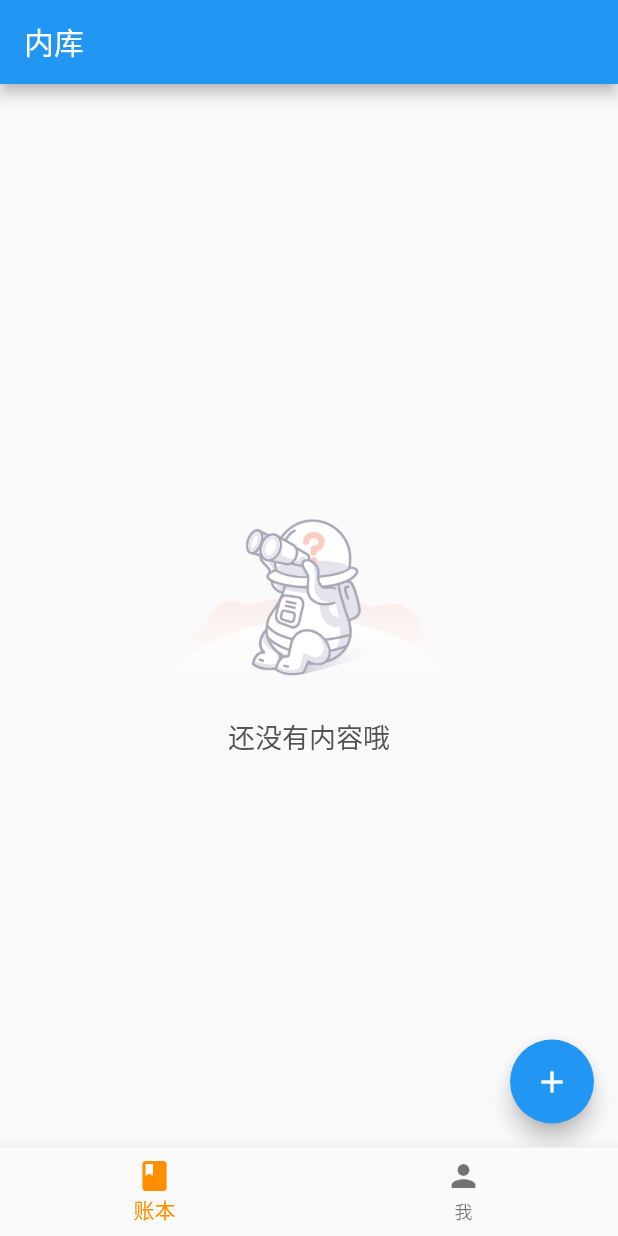
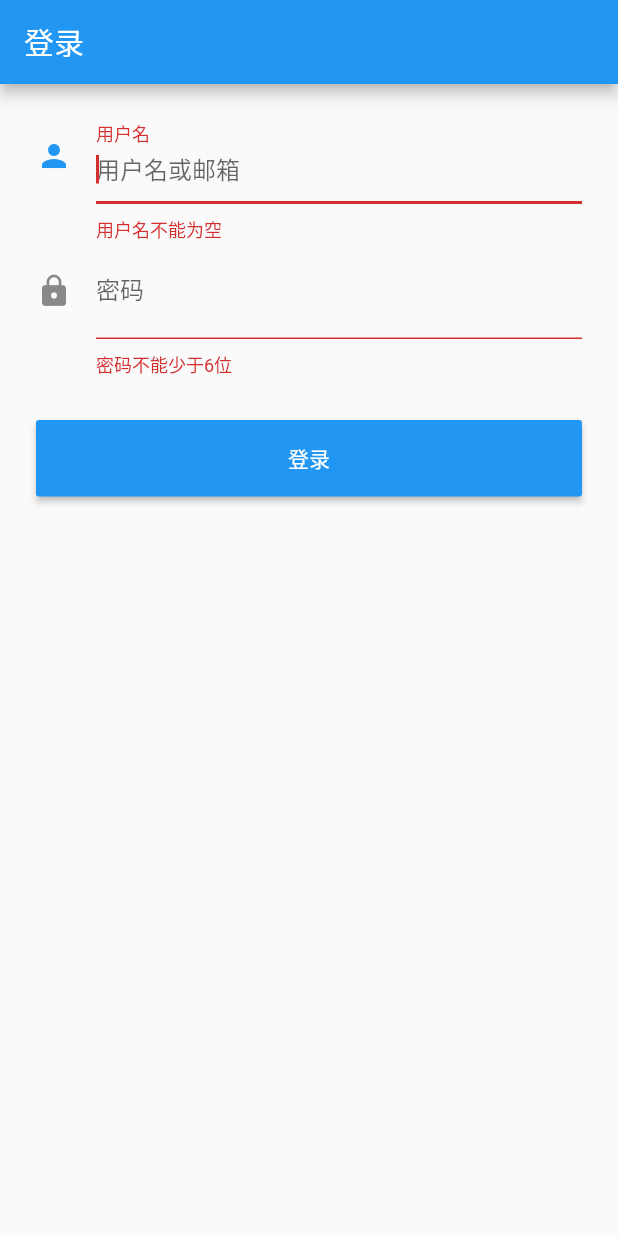
Before and after one commit to Jormunganders/ledger, a Flutter app: the screen it shows after launch, on a phone screen of 412 x 824 dp. Run offline on Flutter 3.47's test engine with Material 2 defaults, Android fonts, the phone set to English and light mode, and no system bars; our stand-ins replace device_info, dio, package_info.

Commit message:
登录页面

```diff
--- a/lib/common/page/account_page.dart
+++ b/lib/common/page/account_page.dart
@@ -1,18 +1,135 @@
 import 'package:flutter/cupertino.dart';
+import 'package:flutter/material.dart';
 
-class LoginPage extends StatelessWidget {
+class AccountPage extends StatefulWidget {
+  @override
+  State<StatefulWidget> createState() {
+    return _AccountState();
+  }
+}
+
+const SCENE_SIGN_IN = 0; // 登录
+const SCENE_SIGN_UP = 1; // 注册
+const SCENE_FIND_PASSWORD = 2; // 忘记密码
+
+class _AccountState extends State<AccountPage> {
+  var _scene = SCENE_SIGN_IN;
+
+  @override
+  Widget build(BuildContext context) {
+    return Scaffold(
+      body: Stack(
+        children: <Widget>[
+          Container(
+            child: Image.asset(
+              "graphics/image_splash.jpg",
+              fit: BoxFit.cover,
+            ),
+            constraints: new BoxConstraints.expand(), // 充满父布局
+          ),
+          _getBodyPage(),
+        ],
+      ),
+    );
+  }
+
+  _getBodyPage() {
+    switch (_scene) {
+      case SCENE_SIGN_IN:
+        return SignInPage();
+      case SCENE_SIGN_UP:
+        return SignUpPage();
+      case SCENE_FIND_PASSWORD:
+        return FindPasswordPage();
+    }
+  }
+}
+
+class SignInPage extends StatefulWidget {
+  @override
+  _SignInPageState createState() => new _SignInPageState();
+}
+
+class _SignInPageState extends State<SignInPage> {
+  TextEditingController _usernameController = new TextEditingController();
+  TextEditingController _passwordController = new TextEditingController();
+  GlobalKey _formKey = new GlobalKey<FormState>();
+
+  @override
+  Widget build(BuildContext context) {
+    return Scaffold(
+      appBar: AppBar(
+        title: Text("登录"),
+      ),
+      body: Padding(
+        padding: const EdgeInsets.symmetric(vertical: 16.0, horizontal: 24.0),
+        child: Form(
+          key: _formKey, //设置globalKey，用于后面获取FormState
+          autovalidate: true, //开启自动校验
+          child: Column(
+            children: <Widget>[
+              TextFormField(
+                  autofocus: true,
+                  controller: _usernameController,
+                  decoration: InputDecoration(
+                      labelText: "用户名",
+                      hintText: "用户名或邮箱",
+                      icon: Icon(Icons.person)),
+                  // 校验用户名
+                  validator: (v) {
+                    return v.trim().length > 0 ? null : "用户名不能为空";
+                  }),
+              TextFormField(
+                  controller: _passwordController,
+                  decoration: InputDecoration(
+                      labelText: "密码",
+                      hintText: "您的登录密码",
+                      icon: Icon(Icons.lock)),
+                  obscureText: true,
+                  //校验密码
+                  validator: (v) {
+                    return v.trim().length > 5 ? null : "密码不能少于6位";
+                  }),
+              // 登录按钮
+              Padding(
+                padding: const EdgeInsets.only(top: 28.0),
+                child: Row(
+                  children: <Widget>[
+                    Expanded(
+                      child: RaisedButton(
+                        padding: EdgeInsets.all(15.0),
+                        child: Text("登录"),
+                        color: Theme.of(context).primaryColor,
+                        textColor: Colors.white,
+                        onPressed: () {
+                          //在这里不能通过此方式获取FormState，context不对
+                          //print(Form.of(context));
+
+                          // 通过_formKey.currentState 获取FormState后，
+                          // 调用validate()方法校验用户名密码是否合法，校验
+                          // 通过后再提交数据。
+                          if ((_formKey.currentState as FormState).validate()) {
+                            //验证通过提交数据
+                          }
+                        },
+                      ),
+                    ),
+                  ],
+                ),
+              )
+            ],
+          ),
+        ),
+      ),
+    );
+  }
+}
+
+class SignUpPage extends StatelessWidget {
   @override
   Widget build(BuildContext context) {
     return Text("登录");
   }
-}
-
-class RegisterPage extends StatelessWidget {
-  @override
-  Widget build(BuildContext context) {
-    return Text("登录");
-  }
-
 }
 
 class FindPasswordPage extends StatelessWidget {
--- a/lib/main.dart
+++ b/lib/main.dart
@@ -1,4 +1,5 @@
 import 'package:flutter/material.dart';
+import 'package:ledger/common/page/account_page.dart';
 import 'package:ledger/common/page/home_page.dart';
 import 'package:ledger/common/strings.dart';
 
@@ -14,7 +15,7 @@ class MyApp extends StatelessWidget {
       theme: ThemeData(
         primarySwatch: Colors.blue,
       ),
-      home: HomePage(),
+      home: SignInPage(),
     );
   }
 }
--- a/pubspec.yaml
+++ b/pubspec.yaml
@@ -27,3 +27,4 @@ flutter:
     - graphics/image_empty.png
     - graphics/image_no_net.png
     - graphics/image_error.png
+    - graphics/image_splash.jpg
```
Also changed, not shown: lib/common/page/mine_page.dart (+75 -8 lines), lib/demo/demo_page.dart (added, +15 -0 lines), graphics/image_splash.jpg (added).
